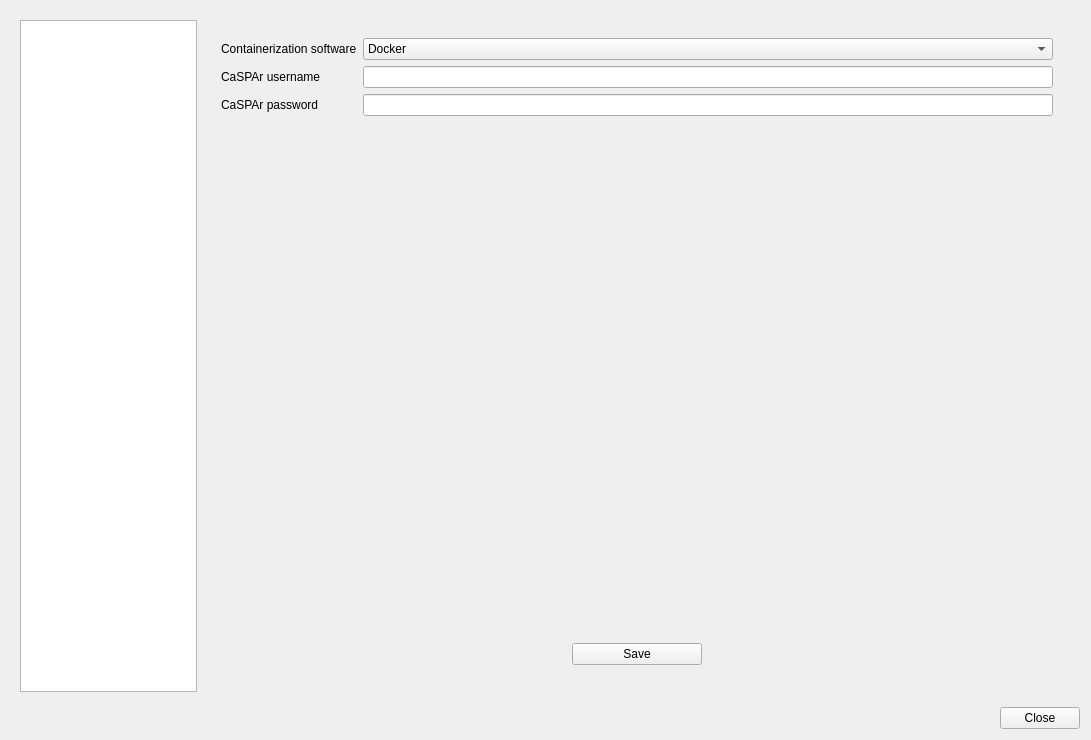
This is qraven/qraven_dialog_base.ui in Scriptbash/QRaven as Qt 5 draws it before an edit. The edited form follows.
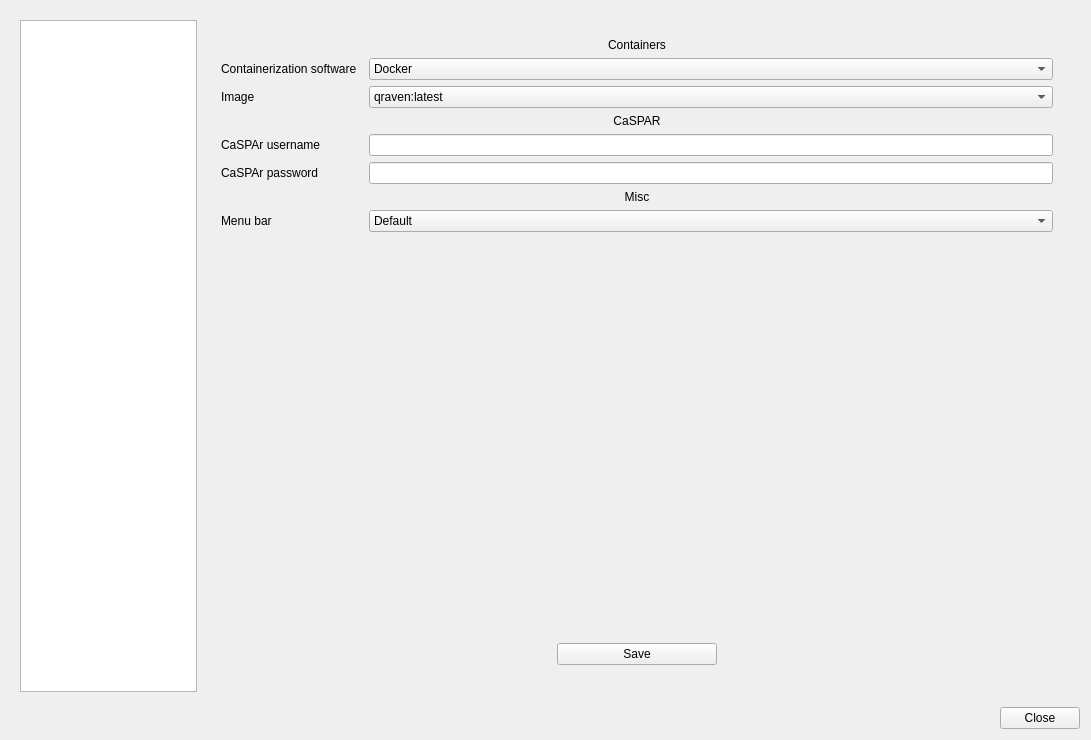
This is the edited form. The open tabs and pages were chosen to show the change. Custom widgets are drawn as their Qt base class.

Commit message: Fix menu icons and add new settings

The edit to the form file:
```diff
--- a/qraven/qraven_dialog_base.ui
+++ b/qraven/qraven_dialog_base.ui
@@ -4872,21 +4872,51 @@
           <item row="0" column="0">
            <widget class="QWidget" name="widget_10" native="true">
             <layout class="QGridLayout" name="gridLayout_44">
-             <item row="0" column="0">
+             <item row="1" column="0">
               <widget class="QLabel" name="label_216">
                <property name="text">
                 <string>Containerization software</string>
                </property>
               </widget>
              </item>
-             <item row="1" column="0">
-              <widget class="QLabel" name="label_217">
+             <item row="0" column="0" colspan="3">
+              <widget class="QLabel" name="label_62">
                <property name="text">
-                <string>CaSPAr username</string>
+                <string>Containers</string>
                </property>
+               <property name="alignment">
+                <set>Qt::AlignCenter</set>
+               </property>
               </widget>
              </item>
-             <item row="4" column="0" colspan="2">
+             <item row="5" column="2">
+              <widget class="QLineEdit" name="txt_casparusername"/>
+             </item>
+             <item row="3" column="0" colspan="3">
+              <widget class="QLabel" name="label_63">
+               <property name="text">
+                <string>CaSPAR</string>
+               </property>
+               <property name="alignment">
+                <set>Qt::AlignCenter</set>
+               </property>
+              </widget>
+             </item>
+             <item row="1" column="2">
+              <widget class="QComboBox" name="combo_container">
+               <item>
+                <property name="text">
+                 <string>Docker</string>
+                </property>
+               </item>
+               <item>
+                <property name="text">
+                 <string>Podman</string>
+                </property>
+               </item>
+              </widget>
+             </item>
+             <item row="10" column="0" colspan="3">
               <widget class="QWidget" name="widget_11" native="true">
                <layout class="QHBoxLayout" name="horizontalLayout">
                 <item>
@@ -4899,7 +4929,7 @@
                   </property>
                   <property name="maximumSize">
                    <size>
-                    <width>130</width>
+                    <width>160</width>
                     <height>16777215</height>
                    </size>
                   </property>
@@ -4911,17 +4941,42 @@
                </layout>
               </widget>
              </item>
-             <item row="1" column="1">
-              <widget class="QLineEdit" name="txt_casparusername"/>
-             </item>
-             <item row="2" column="0">
+             <item row="6" column="0">
               <widget class="QLabel" name="label_218">
                <property name="text">
                 <string>CaSPAr password</string>
                </property>
               </widget>
              </item>
-             <item row="3" column="1">
+             <item row="2" column="2">
+              <widget class="QComboBox" name="combo_dockerimage">
+               <item>
+                <property name="text">
+                 <string>qraven:latest</string>
+                </property>
+               </item>
+               <item>
+                <property name="text">
+                 <string>qraven_arm:latest</string>
+                </property>
+               </item>
+              </widget>
+             </item>
+             <item row="6" column="2">
+              <widget class="QLineEdit" name="txt_casparpassword">
+               <property name="echoMode">
+                <enum>QLineEdit::PasswordEchoOnEdit</enum>
+               </property>
+              </widget>
+             </item>
+             <item row="5" column="0">
+              <widget class="QLabel" name="label_217">
+               <property name="text">
+                <string>CaSPAr username</string>
+               </property>
+              </widget>
+             </item>
+             <item row="9" column="2">
               <spacer name="verticalSpacer_7">
                <property name="orientation">
                 <enum>Qt::Vertical</enum>
@@ -4934,11 +4989,35 @@
                </property>
               </spacer>
              </item>
-             <item row="0" column="1">
-              <widget class="QComboBox" name="combo_container">
+             <item row="2" column="0">
+              <widget class="QLabel" name="label_64">
+               <property name="text">
+                <string>Image</string>
+               </property>
+              </widget>
+             </item>
+             <item row="7" column="0" colspan="3">
+              <widget class="QLabel" name="label_65">
+               <property name="text">
+                <string>Misc</string>
+               </property>
+               <property name="alignment">
+                <set>Qt::AlignCenter</set>
+               </property>
+              </widget>
+             </item>
+             <item row="8" column="0">
+              <widget class="QLabel" name="label_66">
+               <property name="text">
+                <string>Menu bar</string>
+               </property>
+              </widget>
+             </item>
+             <item row="8" column="2">
+              <widget class="QComboBox" name="comboBox">
                <item>
                 <property name="text">
-                 <string>Docker</string>
+                 <string>Default</string>
                 </property>
                </item>
                <item>
@@ -4948,13 +5027,6 @@
                </item>
               </widget>
              </item>
-             <item row="2" column="1">
-              <widget class="QLineEdit" name="txt_casparpassword">
-               <property name="echoMode">
-                <enum>QLineEdit::PasswordEchoOnEdit</enum>
-               </property>
-              </widget>
-             </item>
             </layout>
            </widget>
           </item>
```
Left out of the diff: 18 changed lines with no effect on the pictures. The commit also changes 8 other files.
